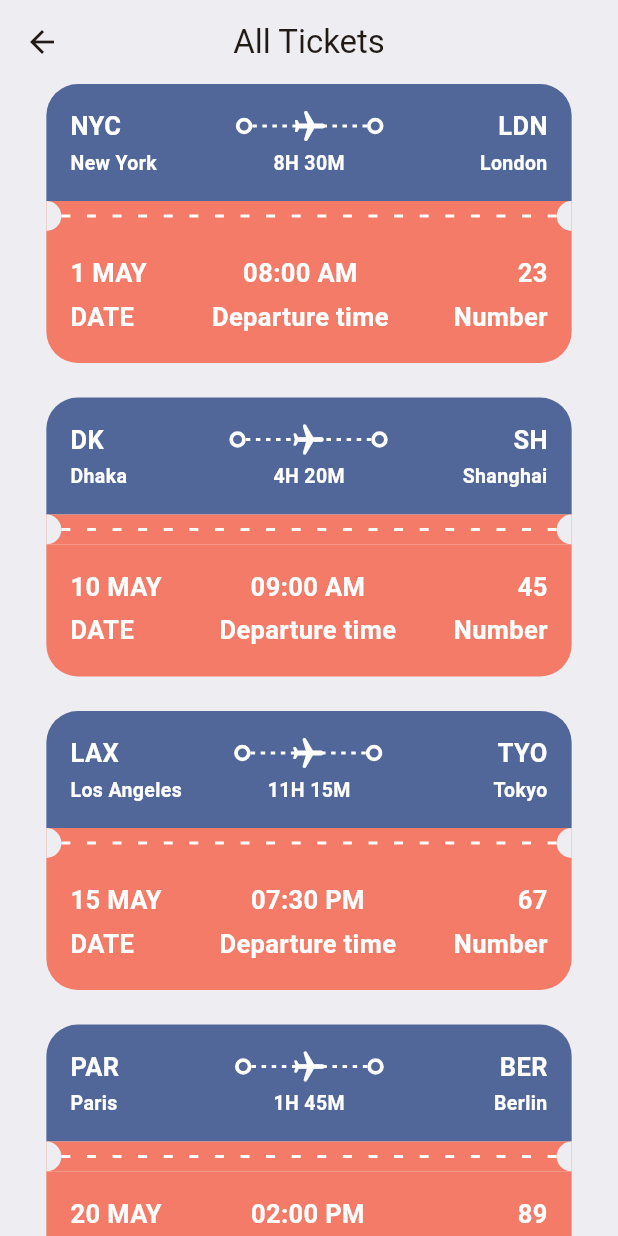
After one commit to retzonel/ticket-app, a Flutter app: the AllTickets screen opened by its route, on a phone screen of 412 x 824 dp. The commit adds this screen. Run offline on Flutter 3.47's test engine with Material 3 defaults, Android fonts, the phone set to English and light mode, and no system bars; our stand-ins replace fluentui_icons.

Commit message:
Did som'n today

```diff
--- a/lib/base/utils/app_json.dart
+++ b/lib/base/utils/app_json.dart
@@ -55,4 +55,88 @@ List<Map<String, dynamic>> ticketList = [
     'departure_time': "02:00 PM",
     "number": 89
   },
+  {
+    'from': {
+      'code': "CAI",
+      'name': "Cairo"
+    },
+    'to': {
+      'code': "DXB",
+      'name': "Dubai"
+    },
+    'flying_time': '3H 10M',
+    'date': "25 MAY",
+    'departure_time': "06:00 AM",
+    "number": 102
+  },
+  {
+    'from': {
+      'code': "RIO",
+      'name': "Rio de Janeiro"
+    },
+    'to': {
+      'code': "MIA",
+      'name': "Miami"
+    },
+    'flying_time': '7H 25M',
+    'date': "30 MAY",
+    'departure_time': "10:30 AM",
+    "number": 150
+  },
+  {
+    'from': {
+      'code': "SYD",
+      'name': "Sydney"
+    },
+    'to': {
+      'code': "AKL",
+      'name': "Auckland"
+    },
+    'flying_time': '3H 5M',
+    'date': "2 JUN",
+    'departure_time': "01:15 PM",
+    "number": 172
+  },
+  {
+    'from': {
+      'code': "TOR",
+      'name': "Toronto"
+    },
+    'to': {
+      'code': "CHI",
+      'name': "Chicago"
+    },
+    'flying_time': '1H 35M',
+    'date': "5 JUN",
+    'departure_time': "09:20 AM",
+    "number": 188
+  },
+  {
+    'from': {
+      'code': "JNB",
+      'name': "Johannesburg"
+    },
+    'to': {
+      'code': "NBO",
+      'name': "Nairobi"
+    },
+    'flying_time': '3H 0M',
+    'date': "12 JUN",
+    'departure_time': "05:45 AM",
+    "number": 210
+  },
+  {
+    'from': {
+      'code': "DEL",
+      'name': "New Delhi"
+    },
+    'to': {
+      'code': "SIN",
+      'name': "Singapore"
+    },
+    'flying_time': '5H 30M',
+    'date': "18 JUN",
+    'departure_time': "11:10 PM",
+    "number": 234
+  },
 ];
--- /dev/null
+++ b/lib/base/utils/app_routes.dart
@@ -0,0 +1,9 @@
+import 'package:flutter/material.dart';
+
+class AppRoutes {
+  const AppRoutes({key});
+
+  static String allTickets = "all_tickets";
+
+
+}
--- a/lib/base/widgets/app_double_text.dart
+++ b/lib/base/widgets/app_double_text.dart
@@ -1,15 +1,19 @@
 import 'package:flutter/material.dart';
 import 'package:ticket_app/base/res/styles/app_styles.dart';
+import 'package:ticket_app/base/utils/app_routes.dart';
+import 'package:ticket_app/screens/all_tickets.dart';
 
 class AppDoubleText extends StatelessWidget {
   const AppDoubleText({
     Key? key,
     required this.bigText,
     required this.smallText,
+    required this.func,
   }) : super(key: key);
 
   final String bigText;
   final String smallText;
+  final VoidCallback? func;
 
   @override
   Widget build(BuildContext context) {
@@ -18,9 +22,7 @@ class AppDoubleText extends StatelessWidget {
       children: [
         Text(bigText, style: AppStyles.headLineStyle2),
         InkWell(
-          onTap: () {
-            print("tapped");
-          },
+          onTap: () => func,
           child: Text(
             smallText,
             style: AppStyles.textStyle.copyWith(color: AppStyles.primaryColor),
--- a/lib/base/widgets/ticket_view.dart
+++ b/lib/base/widgets/ticket_view.dart
@@ -9,7 +9,8 @@ import 'package:ticket_app/base/widgets/text_style_third.dart';
 
 class TicketView extends StatelessWidget {
   final Map<String, dynamic> ticket;
-  const TicketView({super.key, required this.ticket});
+  final bool wholeScreen;
+  const TicketView({super.key, required this.ticket, this.wholeScreen = false});
 
   @override
   Widget build(BuildContext context) {
@@ -20,7 +21,7 @@ class TicketView extends StatelessWidget {
       height: 189,
 
       child: Container(
-        margin: EdgeInsets.only(right: 16),
+        margin: EdgeInsets.only(right: wholeScreen ? 0 : 16),
         child: Column(
           children: [
             //blue part of the ticket
--- a/lib/main.dart
+++ b/lib/main.dart
@@ -1,16 +1,9 @@
 import 'package:flutter/material.dart';
 import 'package:ticket_app/base/bottom_nav_bar.dart';
+import 'package:ticket_app/screens/all_tickets.dart';
 
 void main() {
   runApp(const MyApp());
-
-  int x = 10;
-  x == 10 ? print("He is a kid") : print("He is not a kid");
-  // if (x == 10) {
-  //   print("He is a kid");
-  // } else {
-  //   print("He is not a kid");
-  // }
 }
 
 class MyApp extends StatelessWidget {
@@ -30,6 +23,9 @@ class MyApp extends StatelessWidget {
       debugShowCheckedModeBanner: false,
 
       home: BottomNavBar(),
+      routes: {
+        "all_tickets": (context) => const AllTickets(),
+      },
     );
   }
 }
--- /dev/null
+++ b/lib/screens/all_tickets.dart
@@ -0,0 +1,44 @@
+import 'package:flutter/material.dart';
+import 'package:ticket_app/base/res/styles/app_styles.dart';
+import 'package:ticket_app/base/utils/app_json.dart';
+import 'package:ticket_app/base/widgets/ticket_view.dart';
+
+class AllTickets extends StatelessWidget {
+  const AllTickets({super.key});
+
+  @override
+  Widget build(BuildContext context) {
+    return Scaffold(
+      backgroundColor: AppStyles.bgColor,
+
+      appBar: AppBar(
+        title: Text("All Tickets"),
+        centerTitle: true,
+        backgroundColor: AppStyles.bgColor,
+        elevation: 0,
+      ),
+
+      body: ListView(
+        children: [
+          SingleChildScrollView(
+            child: Column(
+              children: ticketList
+                  .map(
+                    (singleTicket) => Container(
+                      margin: EdgeInsets.only(bottom: 20),
+                      child: TicketView(
+                        ticket: singleTicket,
+                        wholeScreen: true,
+                      ),
+                    ),
+                  )
+                  .toList(),
+
+              // spacing: 20,
+            ),
+          ),
+        ],
+      ),
+    );
+  }
+}
--- a/lib/screens/home_screen.dart
+++ b/lib/screens/home_screen.dart
@@ -3,6 +3,7 @@ import 'package:flutter/material.dart';
 import 'package:ticket_app/base/res/media.dart';
 import 'package:ticket_app/base/res/styles/app_styles.dart';
 import 'package:ticket_app/base/utils/app_json.dart';
+import 'package:ticket_app/base/utils/app_routes.dart';
 import 'package:ticket_app/base/widgets/app_double_text.dart';
 import 'package:ticket_app/base/widgets/ticket_view.dart';
 
@@ -72,18 +73,19 @@ class HomeScreen extends StatelessWidget {
                 AppDoubleText(
                   bigText: "Upcoming Flights",
                   smallText: "View all",
+                  func: () => Navigator.pushNamed(context, AppRoutes.allTickets)
                 ),
                 SizedBox(height: 20),
                 SingleChildScrollView(
                   scrollDirection: Axis.horizontal,
                   child: Row(
-                    children: ticketList
+                    children: ticketList.take(3)
                         .map((singleTicket) => TicketView(ticket: singleTicket))
                         .toList(),
                   ),
                 ),
                 SizedBox(height: 40),
-                AppDoubleText(bigText: "Hotels", smallText: "View All"),
+                AppDoubleText(bigText: "Hotels", smallText: "View All", func: () {}),
               ],
             ),
           ),
```
